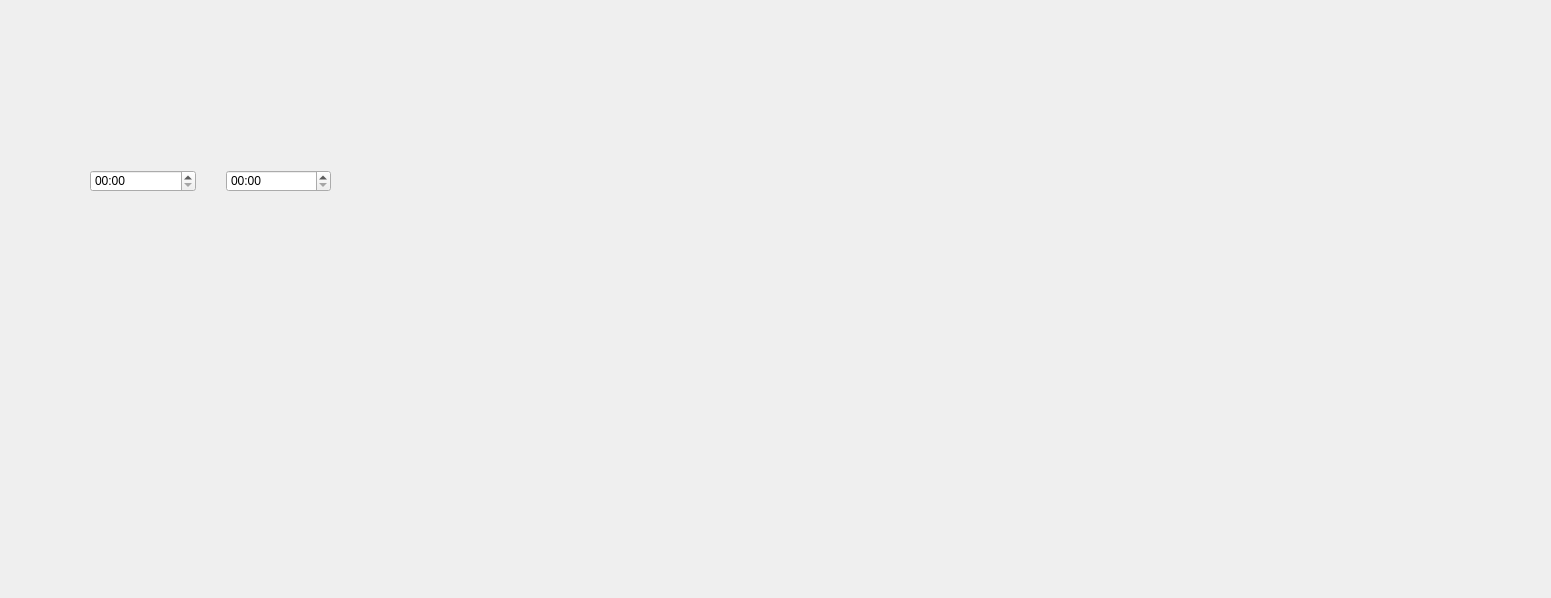
First picture: the form in Example_TimeLine/dialog.ui, repository sunte-im/st_project, before the edit.
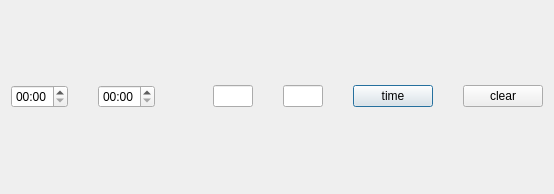
Second picture: the form after the edit.

Commit message: TimeLineWidget2 추가

Patch:
```diff
--- a/Example_TimeLine/dialog.ui
+++ b/Example_TimeLine/dialog.ui
@@ -6,22 +6,21 @@
    <rect>
     <x>0</x>
     <y>0</y>
-    <width>1551</width>
-    <height>598</height>
+    <width>554</width>
+    <height>194</height>
    </rect>
   </property>
   <property name="windowTitle">
    <string>Dialog</string>
   </property>
-  <widget class="QWidget" name="layoutWidget">
-   <property name="geometry">
-    <rect>
-     <x>90</x>
-     <y>170</y>
-     <width>241</width>
-     <height>22</height>
-    </rect>
+  <layout class="QVBoxLayout" name="verticalLayout_2" stretch="1,0">
+   <property name="spacing">
+    <number>20</number>
    </property>
+   <item>
+    <layout class="QVBoxLayout" name="verticalLayout"/>
+   </item>
+   <item>
    <layout class="QHBoxLayout" name="horizontalLayout">
     <property name="spacing">
      <number>30</number>
@@ -40,8 +39,68 @@
       </property>
      </widget>
     </item>
-   </layout>
-  </widget>
+     <item>
+      <spacer name="horizontalSpacer">
+       <property name="orientation">
+        <enum>Qt::Horizontal</enum>
+       </property>
+       <property name="sizeHint" stdset="0">
+        <size>
+         <width>40</width>
+         <height>20</height>
+        </size>
+       </property>
+      </spacer>
+     </item>
+     <item>
+      <widget class="QLineEdit" name="lineEdit_begin">
+       <property name="minimumSize">
+        <size>
+         <width>40</width>
+         <height>0</height>
+        </size>
+       </property>
+       <property name="maximumSize">
+        <size>
+         <width>40</width>
+         <height>16777215</height>
+        </size>
+       </property>
+      </widget>
+     </item>
+     <item>
+      <widget class="QLineEdit" name="lineEdit_end">
+       <property name="minimumSize">
+        <size>
+         <width>40</width>
+         <height>0</height>
+        </size>
+       </property>
+       <property name="maximumSize">
+        <size>
+         <width>40</width>
+         <height>16777215</height>
+        </size>
+       </property>
+      </widget>
+     </item>
+     <item>
+      <widget class="QPushButton" name="pushButton">
+       <property name="text">
+        <string>time</string>
+       </property>
+      </widget>
+     </item>
+     <item>
+      <widget class="QPushButton" name="pushButton_2">
+       <property name="text">
+        <string>clear</string>
+       </property>
+      </widget>
+     </item>
+    </layout>
+   </item>
+  </layout>
  </widget>
  <resources/>
  <connections/>
```
Lines whose indentation alone changed are shown as unchanged. The commit also changes 6 other files.
